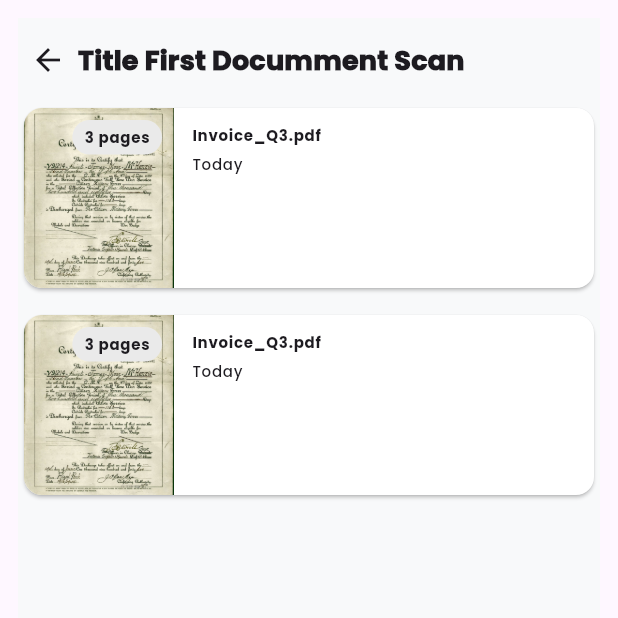
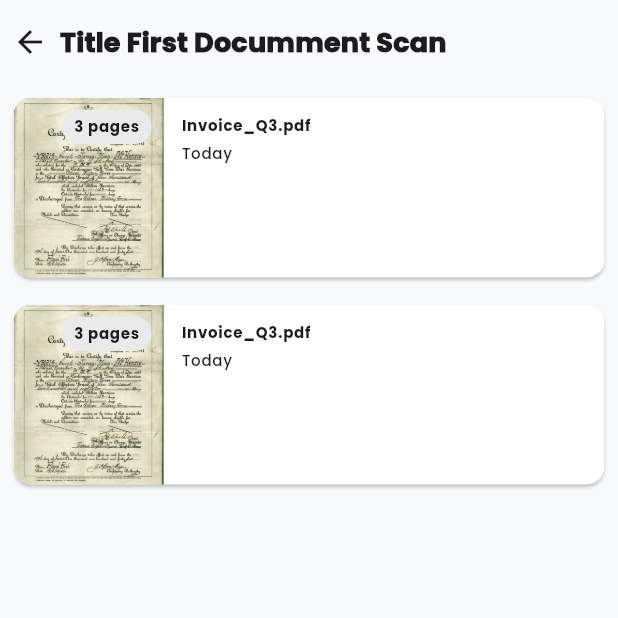
Before and after one commit to SatriaAkbarRizki/dscan, a Flutter app: the screen it shows after launch, after a tap on "3 pages", on a phone screen of 412 x 824 dp, the top half of it. Run offline on Flutter 3.47's test engine with Material 3 defaults, Android fonts, the phone set to English and light mode, and no system bars; our stand-ins replace flutter_riverpod, flutter_svg.

Commit message:
Update: fixing padding all screen

```diff
--- a/lib/main.dart
+++ b/lib/main.dart
@@ -20,14 +20,6 @@ class MainApp extends StatelessWidget {
       routes: RouteNav.routeNav,
       debugShowCheckedModeBanner: false,
       theme: MyTheme().lightTheme,
-      builder: (context, child) {
-        return Material(
-          child: Padding(
-            padding: const EdgeInsets.all(12),
-            child: SafeArea(child: child!),
-          ),
-        );
-      },
     );
   }
 }
--- a/lib/screen/detail_scan.dart
+++ b/lib/screen/detail_scan.dart
@@ -19,12 +19,15 @@ class DetailScan extends StatelessWidget {
 
         titleSpacing: 0,
       ),
-      body: ListView.builder(
-        itemCount: 2,
-        shrinkWrap: true,
-        itemBuilder: (context, index) => GestureDetector(
-          onLongPress: () => showItemActions(context),
-          child: ItemScanGeneralHorizontal(),
+      body: Padding(
+        padding: const EdgeInsets.all(5),
+        child: ListView.builder(
+          itemCount: 2,
+          shrinkWrap: true,
+          itemBuilder: (context, index) => GestureDetector(
+            onLongPress: () => showItemActions(context),
+            child: ItemScanGeneralHorizontal(),
+          ),
         ),
       ),
     );
--- a/lib/screen/home.dart
+++ b/lib/screen/home.dart
@@ -8,7 +8,9 @@ class HomeScreen extends StatelessWidget {
   const HomeScreen({super.key});
   @override
   Widget build(BuildContext context) {
-    return Scaffold(
+    return Padding(
+      padding: EdgeInsets.all(12),
+      child: Scaffold(
         appBar: AppBar(
           forceMaterialTransparency: true,
           title: Text('Dscan', style: Theme.of(context).textTheme.titleMedium),
@@ -64,6 +66,7 @@ class HomeScreen extends StatelessWidget {
             ],
           ),
         ),
+      ),
     );
   }
 }
--- a/lib/screen/settings.dart
+++ b/lib/screen/settings.dart
@@ -7,7 +7,9 @@ class SettingsScreen extends StatelessWidget {
 
   @override
   Widget build(BuildContext context) {
-    return Scaffold(
+    return Padding(
+      padding: EdgeInsets.all(12),
+      child: Scaffold(
         appBar: AppBar(
           forceMaterialTransparency: true,
           title: Text('Dscan', style: Theme.of(context).textTheme.titleMedium),
@@ -32,6 +34,7 @@ class SettingsScreen extends StatelessWidget {
             SizedBox(),
           ],
         ),
+      ),
     );
   }
 }
```
Also changed, not shown: lib/screen/recent.dart (+6 -2 lines), lib/widget/general/popup.dart (+5 -2 lines). Lines whose indentation alone changed are shown as unchanged.
